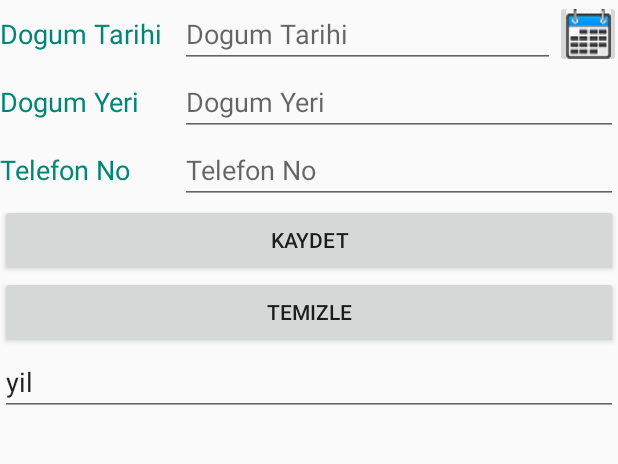
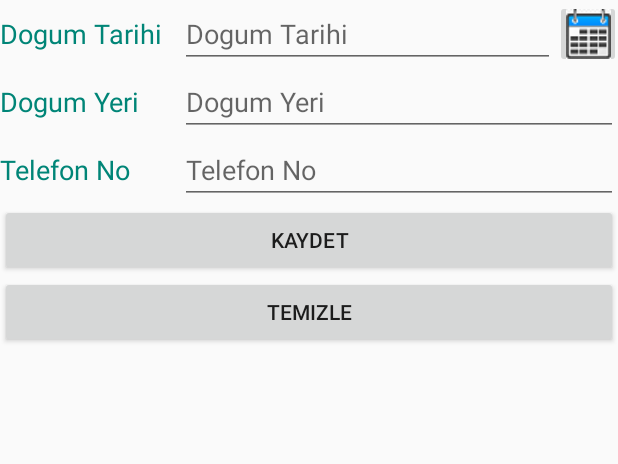
Before and after one commit to doguskukul/15011055_BilgilikMobilUygulama, an Android app: the screen it shows after launch (MainActivity), on a phone screen of 412 x 824 dp, the part 288-752 px from its top. Run offline under Robolectric (Android 15) with nearby library versions, the light colour scheme and no system bars.

```diff
--- a/app/src/main/java/com/example/deneme/MainActivity.java
+++ b/app/src/main/java/com/example/deneme/MainActivity.java
@@ -31,7 +31,6 @@
         txtInputDate = (EditText) this.findViewById(R.id.editDate);
         txtInputPlace = (EditText) this.findViewById(R.id.editPlace);
         txtInputPhone = (EditText) this.findViewById(R.id.editPhone);
-        txtInputYear = (EditText) this.findViewById(R.id.editYear);
 
         if(savedInstanceState != null){
             String message = savedInstanceState.getString("msj");
--- a/app/src/main/res/layout/activity_main.xml
+++ b/app/src/main/res/layout/activity_main.xml
@@ -192,12 +192,4 @@
             android:text="@string/clear" />
     </LinearLayout>
 
-    <EditText
-        android:id="@+id/editYear"
-        android:layout_width="match_parent"
-        android:layout_height="wrap_content"
-        android:ems="10"
-        android:inputType="textPersonName"
-        android:text="yil" />
-
 </LinearLayout>
```
